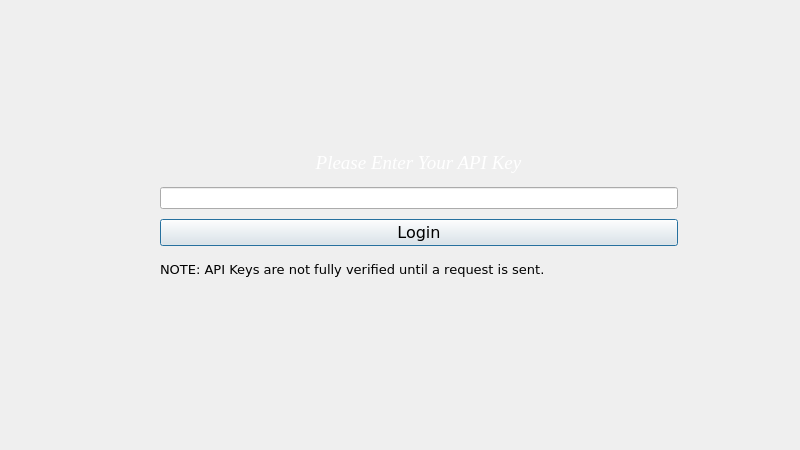
plagentile/Market_Game, file MarketGame/getuserapikey.ui: the form before one commit.
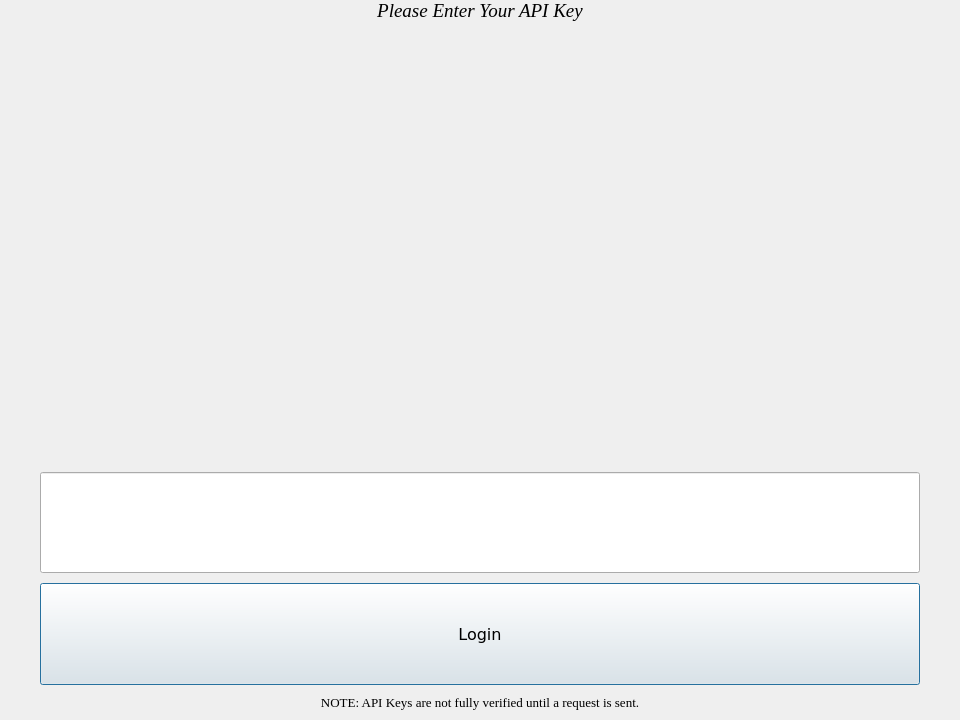
The form after the commit. Icons and pictures are not drawn.

Commit message: fixed get API Key Ui

```diff
--- a/MarketGame/getuserapikey.ui
+++ b/MarketGame/getuserapikey.ui
@@ -6,64 +6,77 @@
    <rect>
     <x>0</x>
     <y>0</y>
-    <width>800</width>
-    <height>450</height>
+    <width>960</width>
+    <height>720</height>
    </rect>
   </property>
-  <property name="sizePolicy">
-   <sizepolicy hsizetype="Fixed" vsizetype="Fixed">
-    <horstretch>0</horstretch>
-    <verstretch>0</verstretch>
-   </sizepolicy>
-  </property>
-  <property name="minimumSize">
-   <size>
-    <width>800</width>
-    <height>450</height>
-   </size>
-  </property>
-  <property name="maximumSize">
-   <size>
-    <width>800</width>
-    <height>450</height>
-   </size>
-  </property>
-  <property name="baseSize">
-   <size>
-    <width>800</width>
-    <height>450</height>
-   </size>
-  </property>
   <property name="windowTitle">
    <string>Dialog</string>
   </property>
-  <widget class="QWidget" name="verticalLayoutWidget">
-   <property name="geometry">
-    <rect>
-     <x>150</x>
-     <y>140</y>
-     <width>538</width>
-     <height>153</height>
-    </rect>
+  <property name="styleSheet">
+   <string notr="true">#GetUserAPIKey
+{
+ background-image:url(\&quot;:/files/img/getAPIKeyBackground.png\&quot;);
+ background-position: center;
+}
+
+#directionLabel, #noticeLabel
+{
+	font-family: Georgia;
+	font-size:18;
+	color: black;
+}
+
+
+#APIKeyInput
+{
+	font-size: 28px;
+	font-family: Verdana;
+}
+
+
+#loginButton
+{
+	background-color: DodgerBlue;
+	color: white;
+	font-size:20;
+	font-family: Verdana;
+
+}
+
+#loginButton:Hover, #APIKeyInput:Hover
+{
+	border-radius: 25px;
+}
+
+</string>
    </property>
    <layout class="QVBoxLayout" name="verticalLayout">
     <property name="spacing">
-     <number>10</number>
+    <number>0</number>
     </property>
     <property name="leftMargin">
-     <number>10</number>
+    <number>0</number>
     </property>
     <property name="topMargin">
-     <number>10</number>
+    <number>0</number>
     </property>
     <property name="rightMargin">
-     <number>10</number>
+    <number>0</number>
     </property>
     <property name="bottomMargin">
-     <number>10</number>
-    </property>
-    <item alignment="Qt::AlignHCenter|Qt::AlignVCenter">
-     <widget class="QLabel" name="label">
+    <number>0</number>
+   </property>
+   <item>
+    <layout class="QVBoxLayout" name="bannerVerticalLayout">
+     <item>
+      <widget class="QLabel" name="directionLabel">
+       <property name="sizePolicy">
+        <sizepolicy hsizetype="Preferred" vsizetype="Minimum">
+         <horstretch>0</horstretch>
+         <verstretch>0</verstretch>
+        </sizepolicy>
+       </property>
       <property name="font">
        <font>
         <family>Georgia</family>
@@ -75,7 +88,7 @@
        <enum>Qt::LeftToRight</enum>
       </property>
       <property name="styleSheet">
-       <string notr="true">color: rgb(255, 255, 255);</string>
+        <string notr="true"/>
       </property>
       <property name="text">
        <string>Please Enter Your API Key</string>
@@ -86,7 +99,77 @@
      </widget>
     </item>
     <item>
+      <spacer name="verticalSpacer">
+       <property name="orientation">
+        <enum>Qt::Vertical</enum>
+       </property>
+       <property name="sizeType">
+        <enum>QSizePolicy::Minimum</enum>
+       </property>
+       <property name="sizeHint" stdset="0">
+        <size>
+         <width>20</width>
+         <height>40</height>
+        </size>
+       </property>
+      </spacer>
+     </item>
+     <item>
+      <spacer name="verticalSpacer_3">
+       <property name="orientation">
+        <enum>Qt::Vertical</enum>
+       </property>
+       <property name="sizeHint" stdset="0">
+        <size>
+         <width>20</width>
+         <height>40</height>
+        </size>
+       </property>
+      </spacer>
+     </item>
+    </layout>
+   </item>
+   <item>
+    <layout class="QVBoxLayout" name="inputVerticalLayout">
+     <property name="spacing">
+      <number>10</number>
+     </property>
+     <property name="leftMargin">
+      <number>40</number>
+     </property>
+     <property name="topMargin">
+      <number>10</number>
+     </property>
+     <property name="rightMargin">
+      <number>40</number>
+     </property>
+     <property name="bottomMargin">
+      <number>10</number>
+     </property>
+     <item>
+      <spacer name="verticalSpacer_2">
+       <property name="orientation">
+        <enum>Qt::Vertical</enum>
+       </property>
+       <property name="sizeType">
+        <enum>QSizePolicy::MinimumExpanding</enum>
+       </property>
+       <property name="sizeHint" stdset="0">
+        <size>
+         <width>20</width>
+         <height>40</height>
+        </size>
+       </property>
+      </spacer>
+     </item>
+     <item>
      <widget class="QLineEdit" name="APIKeyInput">
+       <property name="sizePolicy">
+        <sizepolicy hsizetype="Minimum" vsizetype="MinimumExpanding">
+         <horstretch>0</horstretch>
+         <verstretch>0</verstretch>
+        </sizepolicy>
+       </property>
       <property name="text">
        <string/>
       </property>
@@ -94,74 +177,57 @@
     </item>
     <item>
      <widget class="QPushButton" name="loginButton">
+       <property name="sizePolicy">
+        <sizepolicy hsizetype="Minimum" vsizetype="MinimumExpanding">
+         <horstretch>0</horstretch>
+         <verstretch>0</verstretch>
+        </sizepolicy>
+       </property>
       <property name="font">
        <font>
         <family>Verdana</family>
         <pointsize>12</pointsize>
        </font>
       </property>
+       <property name="styleSheet">
+        <string notr="true"/>
+       </property>
       <property name="text">
        <string>Login</string>
       </property>
      </widget>
     </item>
     <item>
-     <widget class="QLabel" name="label_2">
+      <widget class="QLabel" name="noticeLabel">
+       <property name="sizePolicy">
+        <sizepolicy hsizetype="Preferred" vsizetype="Minimum">
+         <horstretch>0</horstretch>
+         <verstretch>0</verstretch>
+        </sizepolicy>
+       </property>
       <property name="font">
        <font>
-        <family>Verdana</family>
+         <family>Georgia</family>
         <pointsize>10</pointsize>
        </font>
       </property>
+       <property name="layoutDirection">
+        <enum>Qt::LeftToRight</enum>
+       </property>
+       <property name="styleSheet">
+        <string notr="true"/>
+       </property>
       <property name="text">
        <string>NOTE: API Keys are not fully verified until a request is sent.</string>
       </property>
-     </widget>
-    </item>
-   </layout>
-  </widget>
-  <widget class="QLabel" name="backgroundImageLabel">
-   <property name="geometry">
-    <rect>
-     <x>0</x>
-     <y>0</y>
-     <width>800</width>
-     <height>450</height>
-    </rect>
-   </property>
-   <property name="sizePolicy">
-    <sizepolicy hsizetype="Fixed" vsizetype="Fixed">
-     <horstretch>0</horstretch>
-     <verstretch>0</verstretch>
-    </sizepolicy>
-   </property>
-   <property name="minimumSize">
-    <size>
-     <width>800</width>
-     <height>450</height>
-    </size>
-   </property>
-   <property name="maximumSize">
-    <size>
-     <width>800</width>
-     <height>450</height>
-    </size>
-   </property>
-   <property name="baseSize">
-    <size>
-     <width>800</width>
-     <height>450</height>
-    </size>
-   </property>
-   <property name="text">
-    <string/>
-   </property>
    <property name="alignment">
-    <set>Qt::AlignJustify|Qt::AlignVCenter</set>
-   </property>
-  </widget>
-  <zorder>backgroundImageLabel</zorder>
-  <zorder>verticalLayoutWidget</zorder>
+        <set>Qt::AlignCenter</set>
+       </property>
+      </widget>
+     </item>
+    </layout>
+   </item>
+  </layout>
  </widget>
  <resources/>
  <connections/>
```
Lines whose indentation alone changed are shown as unchanged. The commit also changes 7 other files.
